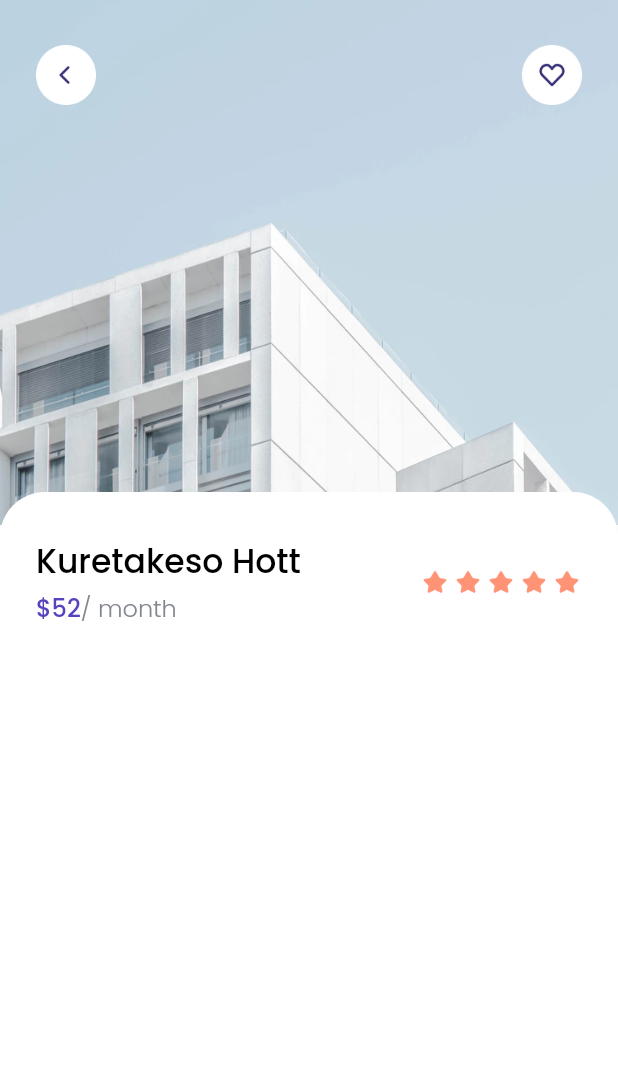
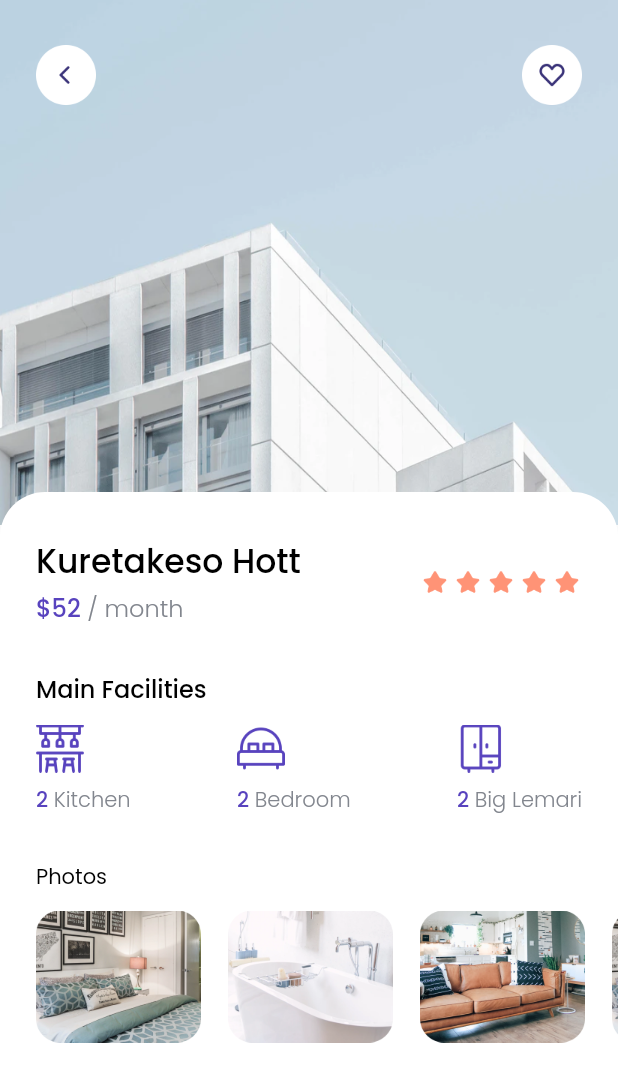
Before and after one commit to dyavas21/FindHouseApp, a Flutter app: the DetailPage screen opened directly, on a phone screen of 412 x 824 dp. Shown: the top 1082 px of the screen. Run offline on Flutter 3.47's test engine with Material 2 defaults, Android fonts, the light colour scheme and no system bars; our stand-ins replace google_fonts.

Commit message:
detail page 3

```diff
--- a/houseapp/lib/pages/detail_page.dart
+++ b/houseapp/lib/pages/detail_page.dart
@@ -1,5 +1,7 @@
 import 'package:flutter/material.dart';
 import 'package:houseapp/theme.dart';
+import 'package:houseapp/widgets/facilities_card.dart';
+import 'package:houseapp/widgets/photo_card_detail.dart';
 
 class DetailPage extends StatelessWidget {
   @override
@@ -58,8 +60,56 @@ class DetailPage extends StatelessWidget {
                   ),
                 ),
                 child: Column(
+                  crossAxisAlignment: CrossAxisAlignment.start,
                   children: [
                     title(),
+                    SizedBox(
+                      height: 30,
+                    ),
+                    Text(
+                      'Main Facilities',
+                      style: blackTestStyle.copyWith(
+                        fontSize: 16,
+                      ),
+                    ),
+                    Row(
+                      mainAxisAlignment: MainAxisAlignment.spaceBetween,
+                      children: [
+                        FacilitiesCard(
+                          imageUrl: 'assets/icon_kitchen.png',
+                          title: ' Kitchen',
+                          number: '2',
+                        ),
+                        Spacer(),
+                        FacilitiesCard(
+                          imageUrl: 'assets/icon_bedroom.png',
+                          title: ' Bedroom',
+                          number: '2',
+                        ),
+                        Spacer(),
+                        FacilitiesCard(
+                          imageUrl: 'assets/icon_cupboard.png',
+                          title: ' Big Lemari',
+                          number: '2',
+                        ),
+                        SizedBox(
+                          width: 24,
+                        ),
+                      ],
+                    ),
+                    SizedBox(
+                      height: 30,
+                    ),
+                    Text(
+                      'Photos',
+                      style: blackTestStyle.copyWith(
+                        fontWeight: FontWeight.w400,
+                      ),
+                    ),
+                    SizedBox(
+                      height: 12,
+                    ),
+                    Slider(),
                   ],
                 ),
               ),
@@ -93,7 +143,7 @@ class DetailPage extends StatelessWidget {
                 ),
                 children: [
                   TextSpan(
-                    text: '/ month',
+                    text: ' / month',
                     style: greyTestStyle.copyWith(
                       fontSize: 16,
                     ),
@@ -147,9 +197,25 @@ class DetailPage extends StatelessWidget {
     );
   }
 
-  Widget Facilities() {
-    return Column(
-      children: [],
+  Widget Slider() {
+    return SingleChildScrollView(
+      scrollDirection: Axis.horizontal,
+      child: Row(
+        children: [
+          PhotoCardDetail(
+            imageUrl: 'assets/photo1.png',
+          ),
+          PhotoCardDetail(
+            imageUrl: 'assets/photo2.png',
+          ),
+          PhotoCardDetail(
+            imageUrl: 'assets/photo3.png',
+          ),
+          PhotoCardDetail(
+            imageUrl: 'assets/photo1.png',
+          ),
+        ],
+      ),
     );
   }
 }
--- /dev/null
+++ b/houseapp/lib/widgets/facilities_card.dart
@@ -0,0 +1,53 @@
+import 'package:flutter/material.dart';
+
+import '../theme.dart';
+
+class FacilitiesCard extends StatelessWidget {
+  String? imageUrl;
+  String? number;
+  String? title;
+
+  FacilitiesCard({
+    this.imageUrl,
+    this.number,
+    this.title,
+  });
+
+  @override
+  Widget build(BuildContext context) {
+    return Column(
+      crossAxisAlignment: CrossAxisAlignment.start,
+      children: [
+        SizedBox(
+          height: 12,
+        ),
+        Row(
+          mainAxisAlignment: MainAxisAlignment.spaceBetween,
+          children: [
+            Column(
+              crossAxisAlignment: CrossAxisAlignment.start,
+              children: [
+                Image.asset(
+                  imageUrl!,
+                  width: 32,
+                ),
+                SizedBox(
+                  height: 8,
+                ),
+                RichText(
+                  text: TextSpan(
+                    text: number!,
+                    style: purpleTestStyle,
+                    children: [
+                      TextSpan(text: title!, style: greyTestStyle),
+                    ],
+                  ),
+                ),
+              ],
+            ),
+          ],
+        )
+      ],
+    );
+  }
+}
--- /dev/null
+++ b/houseapp/lib/widgets/photo_card_detail.dart
@@ -0,0 +1,25 @@
+import 'package:flutter/material.dart';
+
+class PhotoCardDetail extends StatelessWidget {
+  String? imageUrl;
+
+  PhotoCardDetail({
+    this.imageUrl,
+  });
+  @override
+  Widget build(BuildContext context) {
+    return Container(
+      width: 110,
+      height: 88,
+      margin: EdgeInsets.only(
+        right: 18,
+      ),
+      decoration: BoxDecoration(
+        borderRadius: BorderRadius.circular(16),
+      ),
+      child: Image.asset(
+        imageUrl!,
+      ),
+    );
+  }
+}
```
Also changed, not shown: 1 other file.
